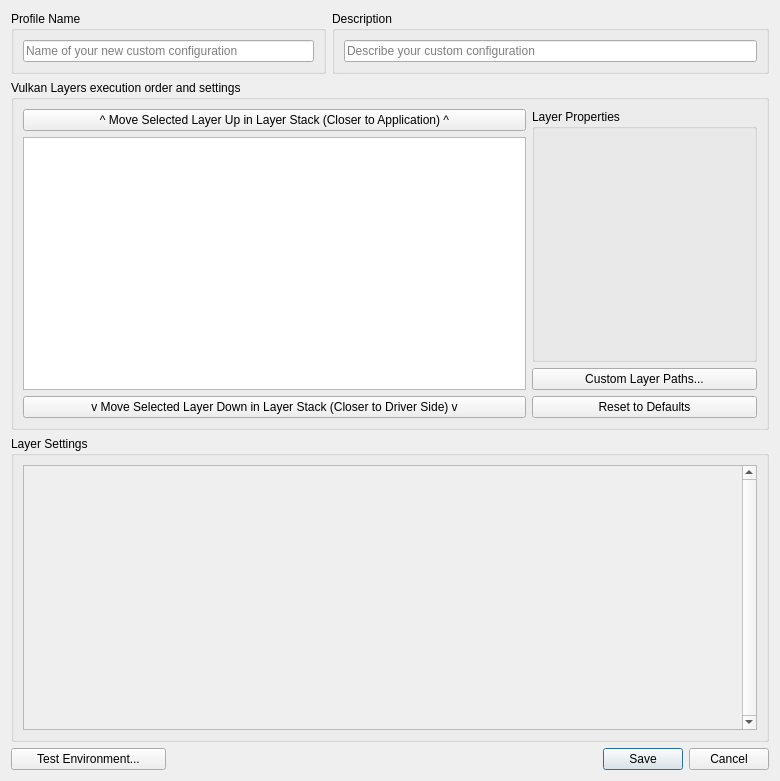
Above: vkconfig/dlgprofileeditor.ui from LunarG/VulkanTools before the change. Below: the same form after it.
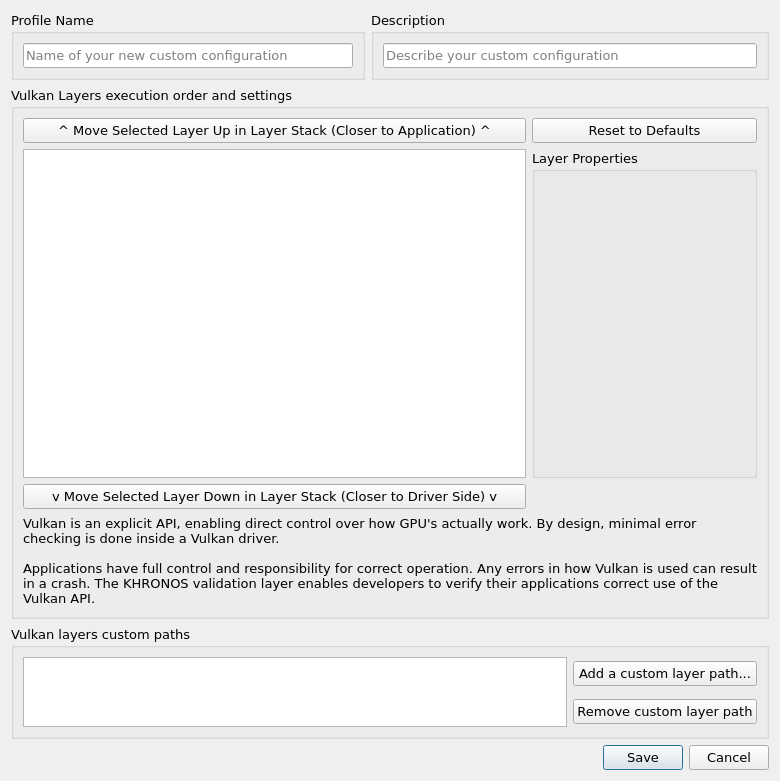
That is the form after the change.

What changed in the file:
```diff
--- a/vkconfig/dlgprofileeditor.ui
+++ b/vkconfig/dlgprofileeditor.ui
@@ -22,12 +22,24 @@
     <height>10000</height>
    </size>
   </property>
+  <property name="font">
+   <font>
+    <family>Verdana</family>
+    <pointsize>10</pointsize>
+   </font>
+  </property>
   <property name="windowTitle">
    <string>Vulkan Control Panel</string>
   </property>
   <layout class="QGridLayout" name="gridLayout_2">
    <item row="1" column="0" colspan="4">
     <widget class="QGroupBox" name="groupBox_3">
+     <property name="sizePolicy">
+      <sizepolicy hsizetype="Preferred" vsizetype="Preferred">
+       <horstretch>0</horstretch>
+       <verstretch>2</verstretch>
+      </sizepolicy>
+     </property>
      <property name="minimumSize">
       <size>
        <width>0</width>
@@ -44,7 +56,7 @@
       <string>Vulkan Layers execution order and settings</string>
      </property>
      <layout class="QGridLayout" name="gridLayout">
-      <item row="0" column="0">
+      <item row="1" column="0">
        <widget class="QPushButton" name="toolButtonUp">
         <property name="text">
          <string>^ Move Selected Layer Up in Layer Stack (Closer to Application) ^</string>
@@ -54,7 +66,90 @@
         </property>
        </widget>
       </item>
-      <item row="0" column="1" rowspan="4">
+      <item row="6" column="0">
+       <widget class="QPushButton" name="toolButtonDown">
+        <property name="text">
+         <string>v Move Selected Layer Down in Layer Stack (Closer to Driver Side) v</string>
+        </property>
+       </widget>
+      </item>
+      <item row="2" column="0" rowspan="4">
+       <widget class="QTreeWidget" name="layerTree">
+        <property name="sizePolicy">
+         <sizepolicy hsizetype="Expanding" vsizetype="Preferred">
+          <horstretch>0</horstretch>
+          <verstretch>0</verstretch>
+         </sizepolicy>
+        </property>
+        <property name="frameShape">
+         <enum>QFrame::StyledPanel</enum>
+        </property>
+        <property name="frameShadow">
+         <enum>QFrame::Sunken</enum>
+        </property>
+        <property name="showDropIndicator" stdset="0">
+         <bool>false</bool>
+        </property>
+        <property name="dragEnabled">
+         <bool>false</bool>
+        </property>
+        <property name="dragDropMode">
+         <enum>QAbstractItemView::NoDragDrop</enum>
+        </property>
+        <property name="defaultDropAction">
+         <enum>Qt::IgnoreAction</enum>
+        </property>
+        <property name="alternatingRowColors">
+         <bool>false</bool>
+        </property>
+        <property name="headerHidden">
+         <bool>true</bool>
+        </property>
+        <column>
+         <property name="text">
+          <string notr="true">1</string>
+         </property>
+        </column>
+       </widget>
+      </item>
+      <item row="7" column="0" colspan="2">
+       <widget class="QLabel" name="label">
+        <property name="font">
+         <font>
+          <family>Verdana</family>
+          <pointsize>10</pointsize>
+         </font>
+        </property>
+        <property name="text">
+         <string>Vulkan is an explicit API, enabling direct control over how GPU's actually work. By design, minimal error checking is done inside a Vulkan driver.
+
+Applications have full control and responsibility for correct operation. Any errors in how Vulkan is used can result in a crash. The KHRONOS validation layer enables developers to verify their applications correct use of the Vulkan API.</string>
+        </property>
+        <property name="wordWrap">
+         <bool>true</bool>
+        </property>
+       </widget>
+      </item>
+      <item row="1" column="1">
+       <widget class="QPushButton" name="pushButtonResetLayers">
+        <property name="minimumSize">
+         <size>
+          <width>120</width>
+          <height>0</height>
+         </size>
+        </property>
+        <property name="maximumSize">
+         <size>
+          <width>1000</width>
+          <height>16777215</height>
+         </size>
+        </property>
+        <property name="text">
+         <string>Reset to Defaults</string>
+        </property>
+       </widget>
+      </item>
+      <item row="2" column="1" rowspan="4">
        <widget class="QGroupBox" name="groupBox_5">
         <property name="minimumSize">
          <size>
@@ -85,6 +180,7 @@
            </property>
            <property name="font">
             <font>
+             <family>Verdana</family>
              <pointsize>10</pointsize>
              <stylestrategy>PreferAntialias</stylestrategy>
              <kerning>true</kerning>
@@ -110,94 +206,9 @@
         </layout>
        </widget>
       </item>
-      <item row="5" column="1">
-       <widget class="QPushButton" name="pushButtonResetLayers">
-        <property name="minimumSize">
-         <size>
-          <width>120</width>
-          <height>0</height>
-         </size>
-        </property>
-        <property name="maximumSize">
-         <size>
-          <width>1000</width>
-          <height>16777215</height>
-         </size>
-        </property>
-        <property name="text">
-         <string>Reset to Defaults</string>
-        </property>
-       </widget>
-      </item>
-      <item row="4" column="1">
-       <widget class="QPushButton" name="pushButtonAddLayers">
-        <property name="maximumSize">
-         <size>
-          <width>1000</width>
-          <height>16777215</height>
-         </size>
-        </property>
-        <property name="text">
-         <string>Custom Layer Paths...</string>
-        </property>
-       </widget>
-      </item>
-      <item row="5" column="0">
-       <widget class="QPushButton" name="toolButtonDown">
-        <property name="text">
-         <string>v Move Selected Layer Down in Layer Stack (Closer to Driver Side) v</string>
-        </property>
-       </widget>
-      </item>
-      <item row="1" column="0" rowspan="4">
-       <widget class="QTreeWidget" name="layerTree">
-        <property name="sizePolicy">
-         <sizepolicy hsizetype="Expanding" vsizetype="Preferred">
-          <horstretch>0</horstretch>
-          <verstretch>0</verstretch>
-         </sizepolicy>
-        </property>
-        <property name="frameShape">
-         <enum>QFrame::StyledPanel</enum>
-        </property>
-        <property name="frameShadow">
-         <enum>QFrame::Sunken</enum>
-        </property>
-        <property name="showDropIndicator" stdset="0">
-         <bool>false</bool>
-        </property>
-        <property name="dragEnabled">
-         <bool>false</bool>
-        </property>
-        <property name="dragDropMode">
-         <enum>QAbstractItemView::NoDragDrop</enum>
-        </property>
-        <property name="defaultDropAction">
-         <enum>Qt::IgnoreAction</enum>
-        </property>
-        <property name="alternatingRowColors">
-         <bool>false</bool>
-        </property>
-        <property name="headerHidden">
-         <bool>true</bool>
-        </property>
-        <column>
-         <property name="text">
-          <string notr="true">1</string>
-         </property>
-        </column>
-       </widget>
-      </item>
      </layout>
     </widget>
    </item>
-   <item row="3" column="0">
-    <widget class="QPushButton" name="pushButtonLaunchTest">
-     <property name="text">
-      <string>Test Environment...</string>
-     </property>
-    </widget>
-   </item>
    <item row="0" column="0" colspan="2">
     <widget class="QGroupBox" name="groupBox">
      <property name="sizePolicy">
@@ -282,42 +293,63 @@
    <item row="2" column="0" colspan="4">
     <widget class="QGroupBox" name="groupBoxSettings">
      <property name="sizePolicy">
-      <sizepolicy hsizetype="Preferred" vsizetype="Preferred">
-       <horstretch>1</horstretch>
+      <sizepolicy hsizetype="Preferred" vsizetype="Minimum">
+       <horstretch>0</horstretch>
        <verstretch>0</verstretch>
       </sizepolicy>
      </property>
      <property name="minimumSize">
       <size>
        <width>0</width>
-       <height>300</height>
+       <height>0</height>
+      </size>
+     </property>
+     <property name="sizeIncrement">
+      <size>
+       <width>0</width>
+       <height>0</height>
       </size>
      </property>
      <property name="title">
-      <string>Layer Settings</string>
+      <string>Vulkan layers custom paths</string>
      </property>
-     <layout class="QHBoxLayout" name="horizontalLayout">
-      <item>
-       <widget class="QScrollArea" name="scrollArea">
-        <property name="verticalScrollBarPolicy">
-         <enum>Qt::ScrollBarAlwaysOn</enum>
+     <layout class="QGridLayout" name="gridLayout_3">
+      <item row="0" column="1">
+       <widget class="QPushButton" name="pushButtonAddLayers">
+        <property name="maximumSize">
+         <size>
+          <width>1000</width>
+          <height>16777215</height>
+         </size>
         </property>
-        <property name="sizeAdjustPolicy">
-         <enum>QAbstractScrollArea::AdjustToContents</enum>
+        <property name="text">
+         <string>Add a custom layer path...</string>
         </property>
-        <property name="widgetResizable">
-         <bool>true</bool>
+       </widget>
+      </item>
+      <item row="1" column="1">
+       <widget class="QPushButton" name="pushButtonRemoveLayers">
+        <property name="text">
+         <string>Remove custom layer path</string>
         </property>
-        <widget class="QWidget" name="scrollAreaWidgetContents">
-         <property name="geometry">
-          <rect>
-           <x>0</x>
-           <y>0</y>
-           <width>723</width>
-           <height>263</height>
-          </rect>
+       </widget>
+      </item>
+      <item row="0" column="0" rowspan="2">
+       <widget class="QTreeWidget" name="treeWidget">
+        <property name="maximumSize">
+         <size>
+          <width>16777215</width>
+          <height>200</height>
+         </size>
+        </property>
+        <attribute name="headerVisible">
+         <bool>false</bool>
+        </attribute>
+        <column>
+         <property name="text">
+          <string notr="true">1</string>
          </property>
-        </widget>
+        </column>
        </widget>
       </item>
      </layout>
```
Left out of the diff: 3 changed lines with no effect on the pictures.
